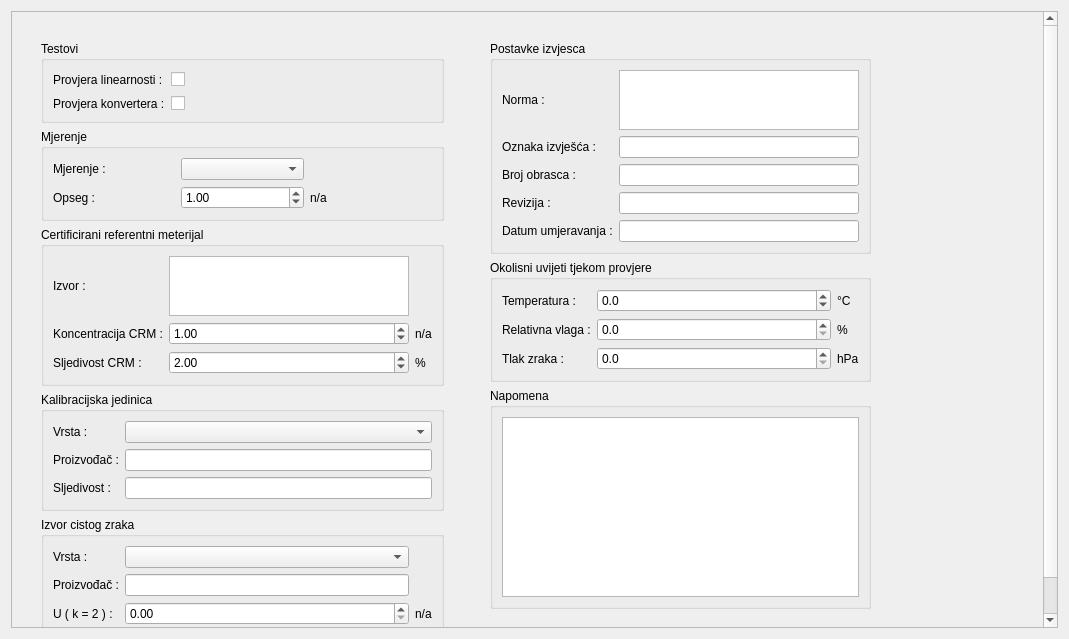
The window that app/view/uiFiles/tab_postavke.ui (vmilic/umjeravanje) describes before a commit, drawn with Qt 5.
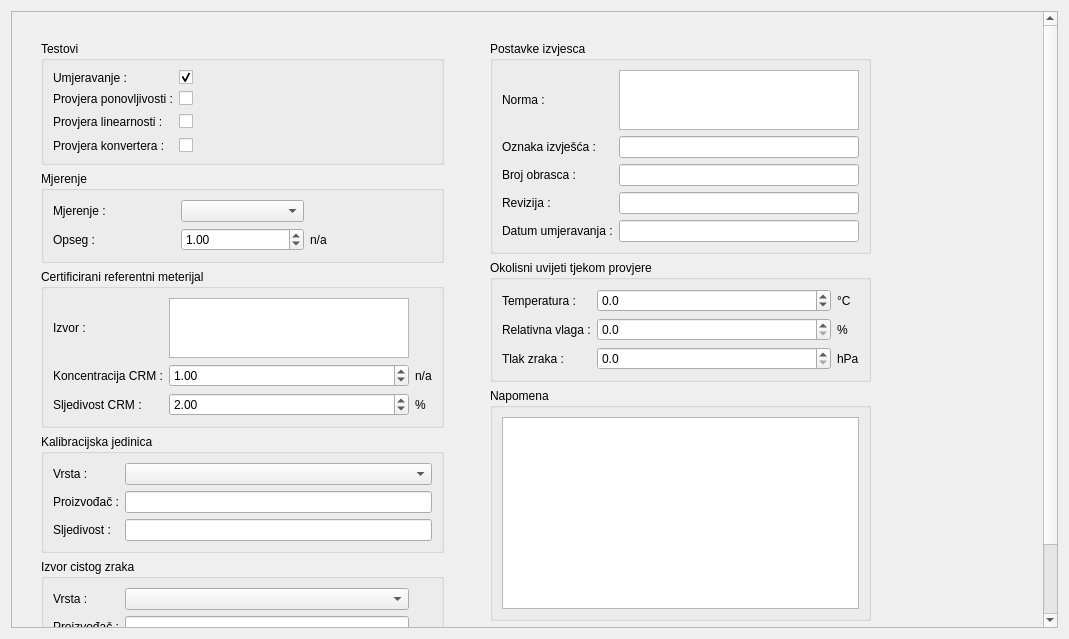
The same window after the commit.

Diff of the .ui file:
```diff
--- a/app/view/uiFiles/tab_postavke.ui
+++ b/app/view/uiFiles/tab_postavke.ui
@@ -24,8 +24,8 @@
        <rect>
         <x>0</x>
         <y>0</y>
-        <width>1049</width>
-        <height>619</height>
+        <width>1032</width>
+        <height>632</height>
        </rect>
       </property>
       <layout class="QHBoxLayout" name="horizontalLayout_4">
@@ -41,20 +41,27 @@
            </property>
            <layout class="QGridLayout" name="gridLayout">
             <item row="0" column="0">
+             <widget class="QLabel" name="label_3">
+              <property name="text">
+               <string>Umjeravanje :</string>
+              </property>
+             </widget>
+            </item>
+            <item row="2" column="0">
              <widget class="QLabel" name="label_2">
               <property name="text">
                <string>Provjera linearnosti :</string>
               </property>
              </widget>
             </item>
-            <item row="0" column="1">
+            <item row="2" column="1">
              <widget class="QCheckBox" name="checkLinearnost">
               <property name="text">
                <string/>
               </property>
              </widget>
             </item>
-            <item row="0" column="2">
+            <item row="2" column="2">
              <spacer name="horizontalSpacer">
               <property name="orientation">
                <enum>Qt::Horizontal</enum>
@@ -67,20 +74,44 @@
               </property>
              </spacer>
             </item>
-            <item row="1" column="0">
+            <item row="3" column="0">
              <widget class="QLabel" name="label">
               <property name="text">
                <string>Provjera konvertera :</string>
               </property>
              </widget>
             </item>
-            <item row="1" column="1">
+            <item row="3" column="1">
              <widget class="QCheckBox" name="checkBoxKonverterTab">
               <property name="text">
                <string/>
               </property>
              </widget>
             </item>
+            <item row="1" column="0">
+             <widget class="QLabel" name="label_5">
+              <property name="text">
+               <string>Provjera ponovljivosti :</string>
+              </property>
+             </widget>
+            </item>
+            <item row="1" column="1">
+             <widget class="QCheckBox" name="checkPonovljivost">
+              <property name="text">
+               <string/>
+              </property>
+             </widget>
+            </item>
+            <item row="0" column="1">
+             <widget class="QCheckBox" name="checkUmjeravanje">
+              <property name="text">
+               <string/>
+              </property>
+              <property name="checked">
+               <bool>true</bool>
+              </property>
+             </widget>
+            </item>
            </layout>
           </widget>
          </item>
```
